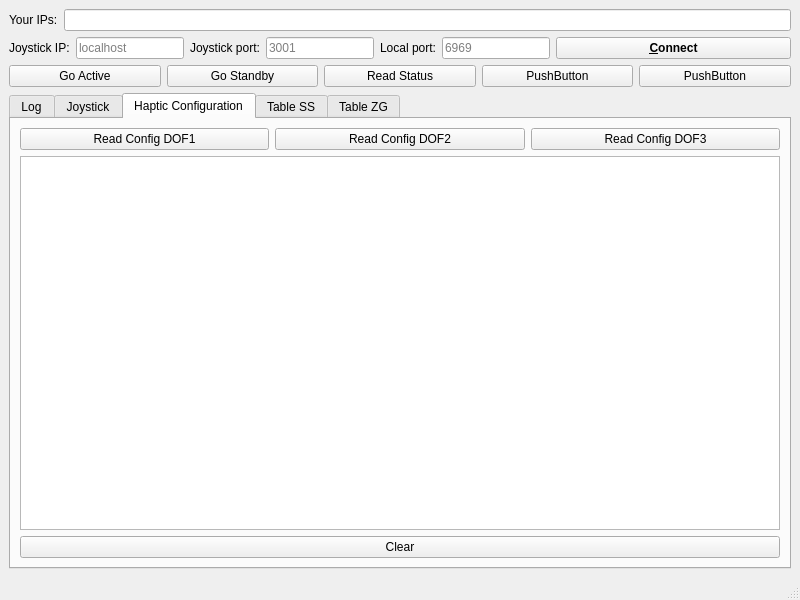
This is src/main_window.ui in gianmaria/smarter-gui-demo as Qt 5 draws it before an edit. The edited form follows.
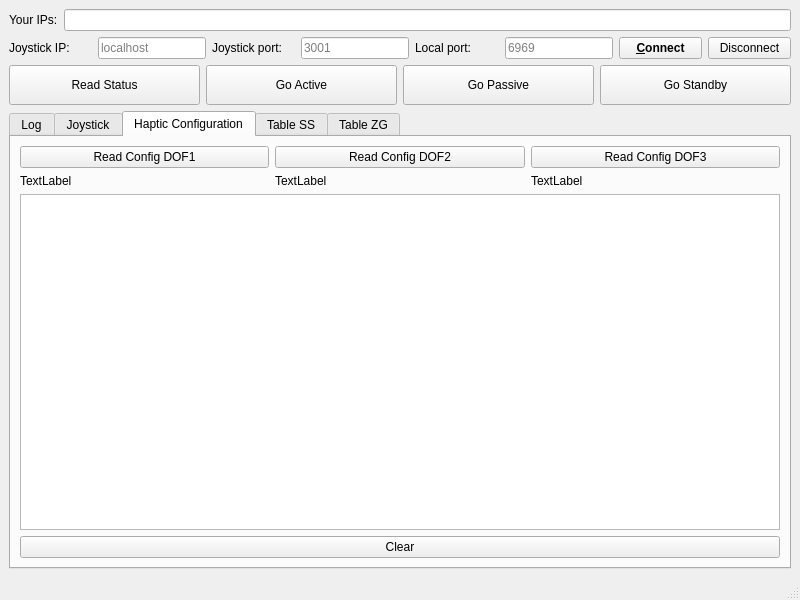
This is the edited form. Custom widgets are drawn as their Qt base class.

Commit message: added ability to disconnect from SAIS

```diff
--- a/src/main_window.ui
+++ b/src/main_window.ui
@@ -192,7 +192,7 @@
       <item>
        <widget class="QPushButton" name="pb_connect">
         <property name="sizePolicy">
-         <sizepolicy hsizetype="Expanding" vsizetype="Preferred">
+         <sizepolicy hsizetype="Preferred" vsizetype="Preferred">
           <horstretch>0</horstretch>
           <verstretch>0</verstretch>
          </sizepolicy>
@@ -207,6 +207,19 @@
         </property>
        </widget>
       </item>
+      <item>
+       <widget class="QPushButton" name="pb_disconnect">
+        <property name="sizePolicy">
+         <sizepolicy hsizetype="Preferred" vsizetype="Fixed">
+          <horstretch>0</horstretch>
+          <verstretch>0</verstretch>
+         </sizepolicy>
+        </property>
+        <property name="text">
+         <string>Disconnect</string>
+        </property>
+       </widget>
+      </item>
      </layout>
     </item>
     <item row="6" column="0">
@@ -676,6 +689,31 @@
             </item>
            </layout>
           </item>
+          <item>
+           <layout class="QHBoxLayout" name="horizontalLayout_3">
+            <item>
+             <widget class="QLabel" name="label_7">
+              <property name="text">
+               <string>TextLabel</string>
+              </property>
+             </widget>
+            </item>
+            <item>
+             <widget class="QLabel" name="label_6">
+              <property name="text">
+               <string>TextLabel</string>
+              </property>
+             </widget>
+            </item>
+            <item>
+             <widget class="QLabel" name="label_5">
+              <property name="text">
+               <string>TextLabel</string>
+              </property>
+             </widget>
+            </item>
+           </layout>
+          </item>
           <item>
            <widget class="QPlainTextEdit" name="te_haptic_conf">
             <property name="readOnly">
@@ -714,41 +752,82 @@
     </item>
     <item row="3" column="0">
      <layout class="QHBoxLayout" name="horizontalLayout">
+      <item>
+       <widget class="QPushButton" name="pb_read_status">
+        <property name="sizePolicy">
+         <sizepolicy hsizetype="Preferred" vsizetype="Minimum">
+          <horstretch>0</horstretch>
+          <verstretch>0</verstretch>
+         </sizepolicy>
+        </property>
+        <property name="minimumSize">
+         <size>
+          <width>0</width>
+          <height>40</height>
+         </size>
+        </property>
+        <property name="text">
+         <string>Read Status</string>
+        </property>
+       </widget>
+      </item>
       <item>
        <widget class="QPushButton" name="pb_go_active">
+        <property name="sizePolicy">
+         <sizepolicy hsizetype="Preferred" vsizetype="Minimum">
+          <horstretch>0</horstretch>
+          <verstretch>0</verstretch>
+         </sizepolicy>
+        </property>
+        <property name="minimumSize">
+         <size>
+          <width>0</width>
+          <height>40</height>
+         </size>
+        </property>
         <property name="text">
          <string>Go Active</string>
         </property>
        </widget>
       </item>
+      <item>
+       <widget class="QPushButton" name="pb_go_passive">
+        <property name="sizePolicy">
+         <sizepolicy hsizetype="Preferred" vsizetype="Minimum">
+          <horstretch>0</horstretch>
+          <verstretch>0</verstretch>
+         </sizepolicy>
+        </property>
+        <property name="minimumSize">
+         <size>
+          <width>0</width>
+          <height>40</height>
+         </size>
+        </property>
+        <property name="text">
+         <string>Go Passive</string>
+        </property>
+       </widget>
+      </item>
       <item>
        <widget class="QPushButton" name="pb_go_standby">
+        <property name="sizePolicy">
+         <sizepolicy hsizetype="Preferred" vsizetype="Minimum">
+          <horstretch>0</horstretch>
+          <verstretch>0</verstretch>
+         </sizepolicy>
+        </property>
+        <property name="minimumSize">
+         <size>
+          <width>0</width>
+          <height>40</height>
+         </size>
+        </property>
         <property name="text">
          <string>Go Standby</string>
         </property>
        </widget>
       </item>
-      <item>
-       <widget class="QPushButton" name="pb_read_status">
-        <property name="text">
-         <string>Read Status</string>
-        </property>
-       </widget>
-      </item>
-      <item>
-       <widget class="QPushButton" name="pushButton_3">
-        <property name="text">
-         <string>PushButton</string>
-        </property>
-       </widget>
-      </item>
-      <item>
-       <widget class="QPushButton" name="pushButton_2">
-        <property name="text">
-         <string>PushButton</string>
-        </property>
-       </widget>
-      </item>
      </layout>
     </item>
    </layout>
```
Left out of the diff: 2 changed lines with no effect on the pictures. The commit also changes 4 other files.
